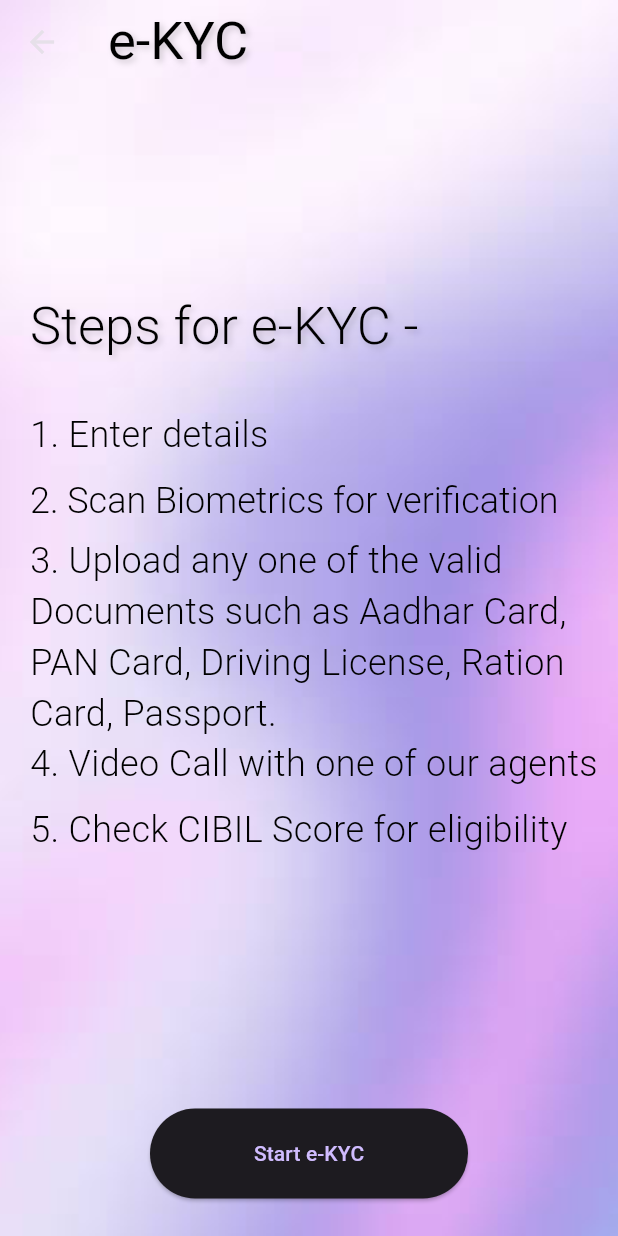
After one commit to pratyush-1327/Cardify, a Flutter app: the KycIns screen opened directly, on a phone screen of 412 x 824 dp. The commit adds this screen. Run offline on Flutter 3.47's test engine with Material 3 defaults, Android fonts, the phone set to English and light mode, and no system bars; our stand-ins replace camera, carousel_slider, dropdown_button2, firebase_auth, firebase_core, google_fonts and 2 more; accounts and stored records are empty.

Commit message:
added kyc instructions screen and fixed font

```diff
--- a/lib/bankops.dart
+++ b/lib/bankops.dart
@@ -28,7 +28,7 @@ class BankOps extends StatelessWidget {
         body: Container(
           decoration: const BoxDecoration(
             image: DecorationImage(
-                image: AssetImage("assets/bg2.png"), fit: BoxFit.fill),
+                image: AssetImage("assets/bg_3.png"), fit: BoxFit.fill),
           ),
           child: ListView.builder(
               itemCount: 5,
@@ -82,9 +82,6 @@ class BankOps extends StatelessWidget {
                                 color: Color.fromRGBO(0, 0, 0, 1),
                                 fontFamily: 'Roboto',
                                 fontSize: 22,
-                                letterSpacing:
-                                    0 /*percentages not used in flutter. defaulting to zero*/,
-                                fontWeight: FontWeight.normal,
                                 height: 1),
                           )),
                       Positioned(
--- /dev/null
+++ b/lib/kyc_instructions.dart
@@ -0,0 +1,155 @@
+import 'package:flutter/material.dart';
+import 'package:responsive_sizer/responsive_sizer.dart';
+
+class KycIns extends StatelessWidget {
+  const KycIns({super.key});
+
+  @override
+  Widget build(BuildContext context) {
+    // ignore: non_constant_identifier_names
+    return ResponsiveSizer(builder: (context, orientation, ScreenType) {
+      return Scaffold(
+        appBar: AppBar(
+          title: const Text(
+            'e-KYC',
+            textAlign: TextAlign.left,
+            style: TextStyle(
+                shadows: [
+                  Shadow(
+                    color: Color.fromARGB(
+                        48, 0, 0, 0), // Choose the color of the shadow
+                    blurRadius:
+                        5.0, // Adjust the blur radius for the shadow effect
+                    offset: Offset(2.0,
+                        2.0), // Set the horizontal and vertical offset for the shadow
+                  ),
+                ],
+                color: Color.fromRGBO(0, 0, 0, 1),
+                fontFamily: 'Roboto',
+                fontSize: 35,
+                letterSpacing:
+                    0 /*percentages not used in flutter. defaulting to zero*/,
+                fontWeight: FontWeight.normal,
+                height: 1),
+          ),
+          backgroundColor: Colors.transparent,
+          elevation: 0.0,
+        ),
+        body: Container(
+            width: Device.width,
+            height: Device.height,
+            decoration: const BoxDecoration(
+              image: DecorationImage(
+                  image: AssetImage("assets/bg_3.png"), fit: BoxFit.fill),
+            ),
+            child: const Padding(
+                padding: EdgeInsets.fromLTRB(20, 200, 10, 5),
+                child: Stack(children: <Widget>[
+                  Text(
+                    'Steps for e-KYC -',
+                    textAlign: TextAlign.left,
+                    style: TextStyle(
+                        shadows: [
+                          Shadow(
+                            color: Color.fromARGB(
+                                48, 0, 0, 0), // Choose the color of the shadow
+                            blurRadius:
+                                5.0, // Adjust the blur radius for the shadow effect
+                            offset: Offset(2.0,
+                                2.0), // Set the horizontal and vertical offset for the shadow
+                          ),
+                        ],
+                        color: Color.fromRGBO(0, 0, 0, 1),
+                        fontFamily: 'Roboto',
+                        fontSize: 35,
+                        letterSpacing:
+                            0 /*percentages not used in flutter. defaulting to zero*/,
+                        fontWeight: FontWeight.w300,
+                        height: 1),
+                  ),
+                  Align(
+                    alignment: Alignment(-1, -0.75),
+                    child: Text(
+                      '1. Enter details',
+                      textAlign: TextAlign.left,
+                      style: TextStyle(
+                        color: Color.fromRGBO(0, 0, 0, 1),
+                        fontFamily: 'Roboto',
+                        fontSize: 24,
+                        fontWeight: FontWeight.w300,
+                      ),
+                    ),
+                  ),
+                  Align(
+                    alignment: Alignment(-1, -0.6),
+                    child: Text(
+                      '2. Scan Biometrics for verification',
+                      textAlign: TextAlign.left,
+                      style: TextStyle(
+                        color: Color.fromRGBO(0, 0, 0, 1),
+                        fontFamily: 'Roboto',
+                        fontSize: 24,
+                        letterSpacing:
+                            0 /*percentages not used in flutter. defaulting to zero*/,
+                        fontWeight: FontWeight.w300,
+                      ),
+                    ),
+                  ),
+                  Align(
+                    alignment: Alignment(-1, -0.35),
+                    child: Text(
+                      '3. Upload any one of the valid Documents such as Aadhar Card, PAN Card, Driving License, Ration Card, Passport.',
+                      textAlign: TextAlign.left,
+                      style: TextStyle(
+                        color: Color.fromRGBO(0, 0, 0, 1),
+                        fontFamily: 'Roboto',
+                        fontSize: 24,
+                        fontWeight: FontWeight.w300,
+                      ),
+                    ),
+                  ),
+                  Align(
+                    alignment: Alignment(-1, 0),
+                    child: Text(
+                      '4. Video Call with one of our agents',
+                      textAlign: TextAlign.left,
+                      style: TextStyle(
+                        color: Color.fromRGBO(0, 0, 0, 1),
+                        fontFamily: 'Roboto',
+                        fontSize: 24,
+                        fontWeight: FontWeight.w300,
+                      ),
+                    ),
+                  ),
+                  Align(
+                    alignment: Alignment(-1, 0.15),
+                    child: Text(
+                      '5. Check CIBIL Score for eligibility',
+                      textAlign: TextAlign.left,
+                      style: TextStyle(
+                        color: Color.fromRGBO(0, 0, 0, 1),
+                        fontFamily: 'Roboto',
+                        fontSize: 24,
+                        fontWeight: FontWeight.w300,
+                      ),
+                    ),
+                  ),
+                ]))),
+        bottomNavigationBar: Transform.translate(
+            offset: const Offset(0, -20),
+            child: Container(
+              padding: const EdgeInsets.fromLTRB(100, 20, 100, 5),
+              child: ElevatedButton(
+                style: ElevatedButton.styleFrom(
+                  padding: const EdgeInsets.all(20),
+                ),
+                onPressed: () {},
+                child: const Text('Start e-KYC'),
+              ),
+            )),
+        extendBodyBehindAppBar: true,
+        extendBody: true,
+      );
+    });
+  }
+}
```
Also changed, not shown: assets/bg_3.png (added), assets/fonts/Roboto-Bold.ttf (added), assets/fonts/Roboto-Regular.ttf (added), assets/fonts/Roboto-Thin.ttf (added).
